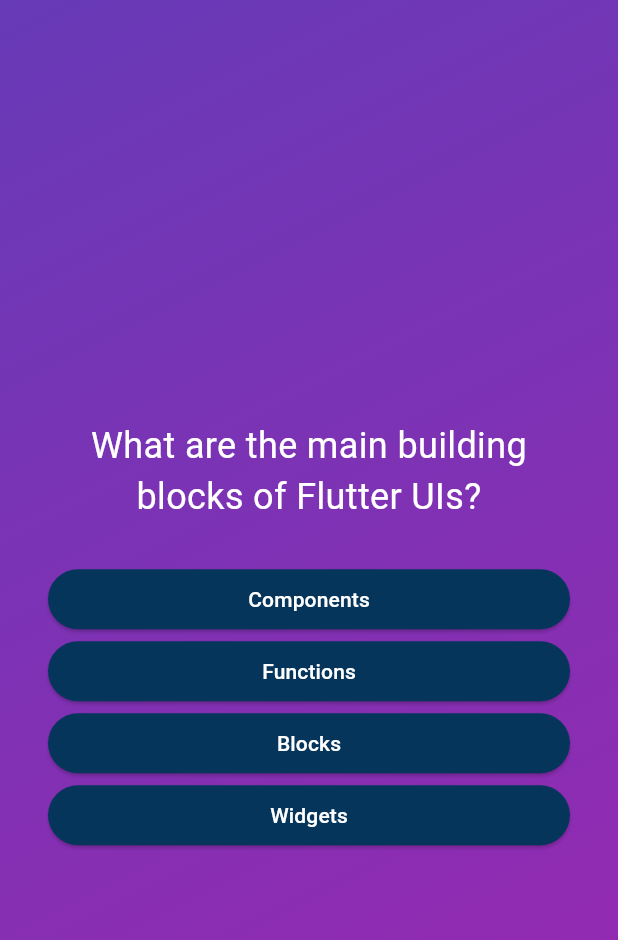
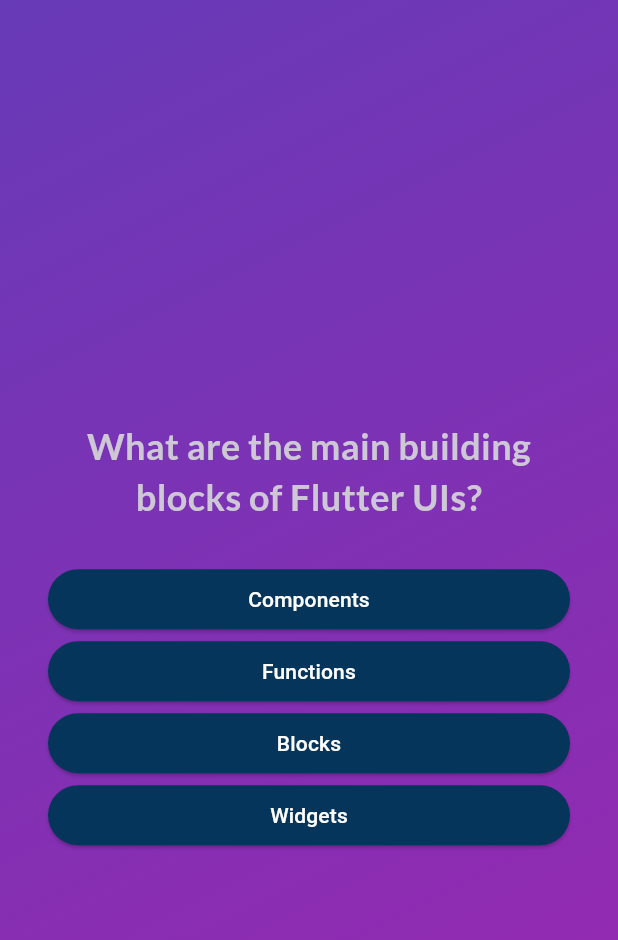
Before and after one commit to mt-tadayon/quiz_app, a Flutter app: the screen it shows after launch, after a tap on "Start Quiz", on a phone screen of 412 x 824 dp. Shown: the top 940 px of the screen. Run offline on Flutter 3.47's test engine with Material 3 defaults, Android fonts, the phone set to English and light mode, and no system bars; our stand-ins replace google_fonts.

Commit message:
add google_font, add answer funtionality

```diff
--- a/lib/screen/question_screen.dart
+++ b/lib/screen/question_screen.dart
@@ -11,10 +11,20 @@ class QuestionScreen extends StatefulWidget {
 }
 
 class _QuestionScreenState extends State<QuestionScreen> {
-  final currentQuestion = questions[0];
+  var currentQuestionIndex = 0;
+  var currentQuestion = questions[0];
 
   @override
   Widget build(BuildContext context) {
+    void answerQuestion() {
+      currentQuestionIndex++;
+      if (currentQuestionIndex < questions.length) {
+        setState(() {
+          currentQuestion = questions[currentQuestionIndex];
+        });
+      }
+    }
+
     return Padding(
       padding: const EdgeInsets.all(32.0),
       child: Column(
@@ -23,10 +33,8 @@ class _QuestionScreenState extends State<QuestionScreen> {
         children: [
           StyledTextWidget(currentQuestion.question),
           SizedBox(height: 3),
-          ...currentQuestion
-              .getSchuffleAnswers()
-              .map<Widget>((answer) => AsnwerButtonWidget(answer, () {}))
-              .toList(),
+          ...currentQuestion.getSchuffleAnswers().map<Widget>(
+              (answer) => AsnwerButtonWidget(answer, answerQuestion)),
         ],
       ),
     );
--- a/lib/widget/asnwer_button_widget.dart
+++ b/lib/widget/asnwer_button_widget.dart
@@ -27,7 +27,10 @@ class AsnwerButtonWidget extends StatelessWidget {
           ),
         ),
       ),
-      child: Text(text),
+      child: Text(
+        text,
+        textAlign: TextAlign.center,
+      ),
     );
   }
 }
--- a/lib/widget/styled_text_widget.dart
+++ b/lib/widget/styled_text_widget.dart
@@ -1,4 +1,5 @@
 import 'package:flutter/material.dart';
+import 'package:google_fonts/google_fonts.dart';
 
 class StyledTextWidget extends StatelessWidget {
   const StyledTextWidget(this.text, {super.key});
@@ -12,9 +13,10 @@ class StyledTextWidget extends StatelessWidget {
       child: Text(
         text,
         textAlign: TextAlign.center,
-        style: TextStyle(
+        style: GoogleFonts.lato(
           fontSize: 24,
-          color: Colors.white,
+          color: const Color.fromARGB(255, 205, 199, 214),
+          fontWeight: FontWeight.bold,
         ),
       ),
     );
```
